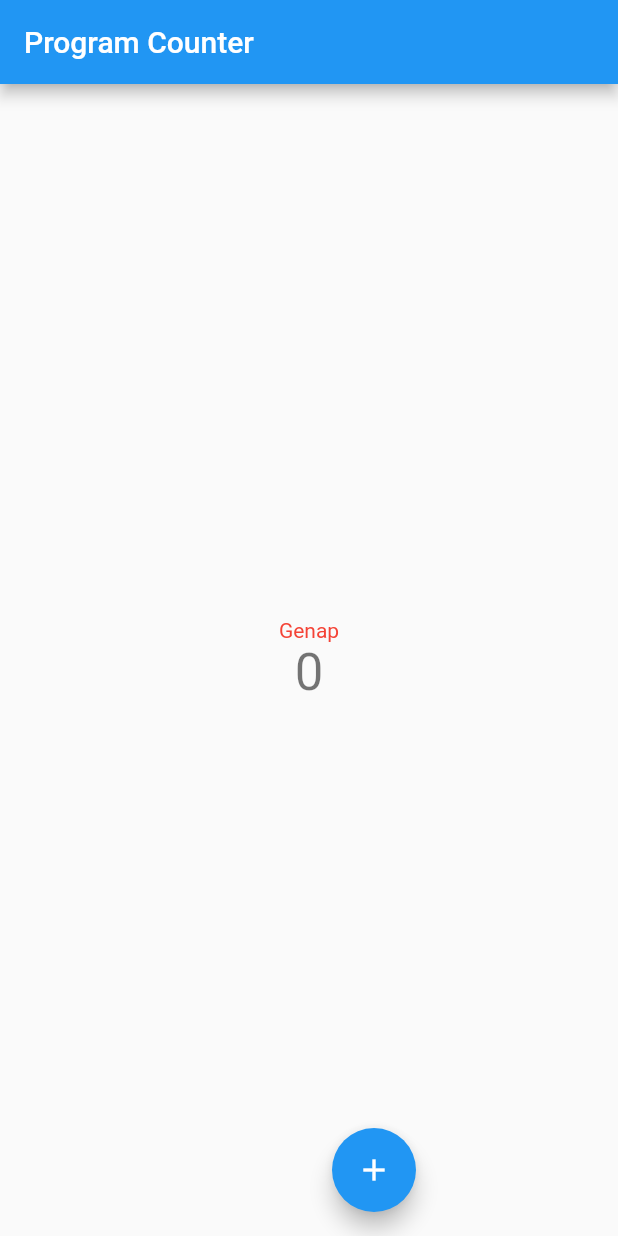
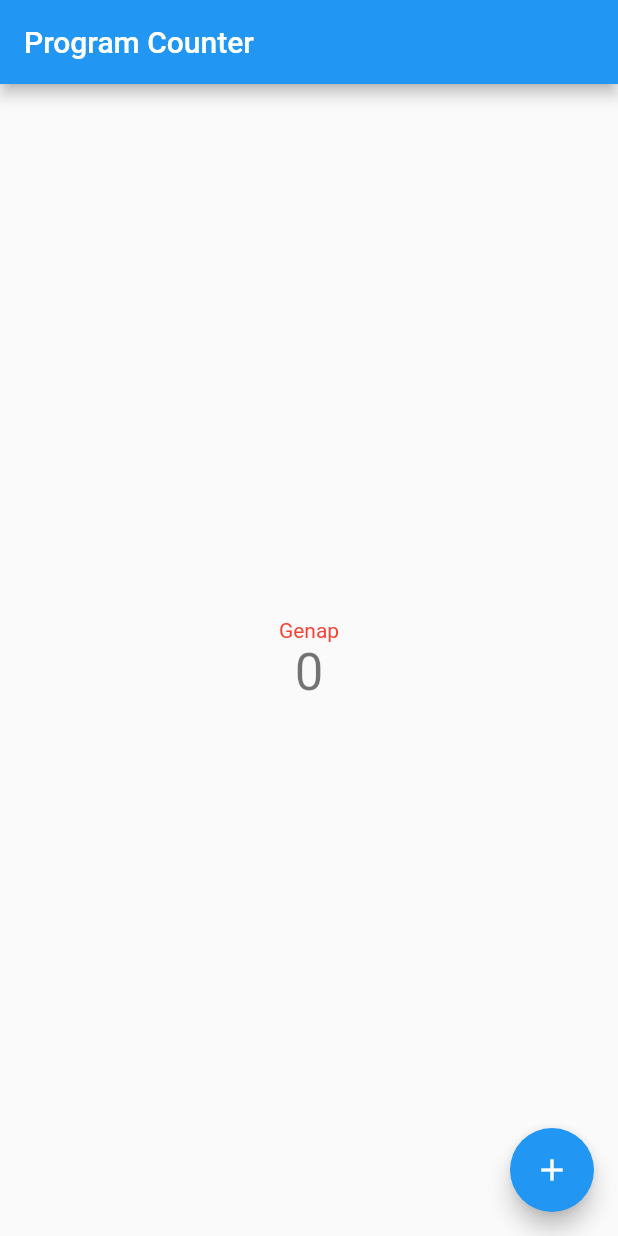
Before and after one commit to asta-kunn/pbp-flutter-lab, a Flutter app: the screen it shows after launch, on a phone screen of 412 x 824 dp. Run offline on Flutter 3.47's test engine with Material 2 defaults, Android fonts, the phone set to English and light mode, and no system bars.

Commit message:
Implementation Bonus

```diff
--- a/lib/main.dart
+++ b/lib/main.dart
@@ -120,9 +120,10 @@ class _MyHomePageState extends State<MyHomePage> {
         ),
       ),
       floatingActionButton:
-       // make plus and less buttons separated by 2 meters apart
-      Row(
-        mainAxisAlignment: MainAxisAlignment.spaceEvenly,
+          Padding(
+              padding: const EdgeInsets.only(left: 30),
+              child: Row(
+                mainAxisAlignment: MainAxisAlignment.spaceBetween,
                 children: [
                   Visibility(
                     visible: _counter > 0,
@@ -132,15 +133,13 @@ class _MyHomePageState extends State<MyHomePage> {
                       child: const Icon(Icons.remove),
                     ),
                   ),
-
                   FloatingActionButton(
                     onPressed: _incrementCounter,
                     tooltip: 'Increment',
                     child: const Icon(Icons.add),
                   ),
-
                 ],
-      )
+              )),
     );
   }
 }
```
Lines whose indentation alone changed are shown as unchanged.
